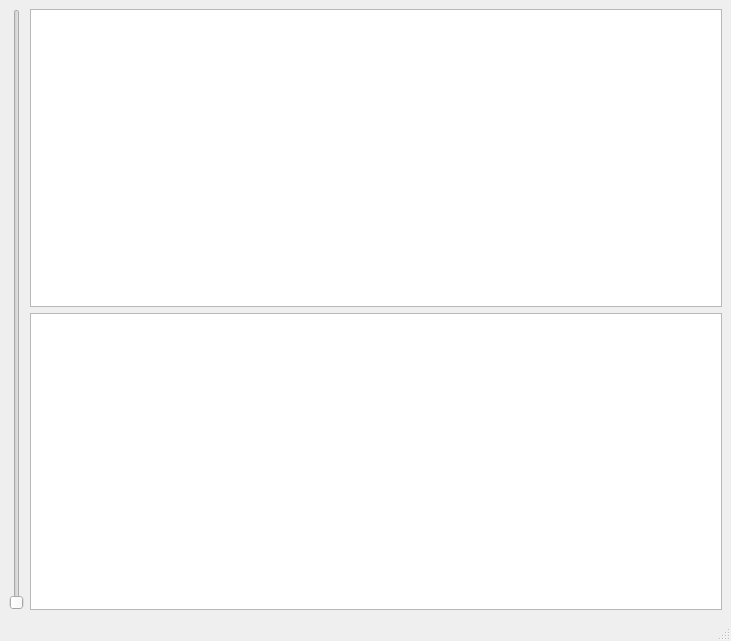
Old version of the form Try1ForGraphics/graphicswindow.ui in the repository Daniil-Kolodich/BSTU_SEM_4_Project_Task_Manadger.
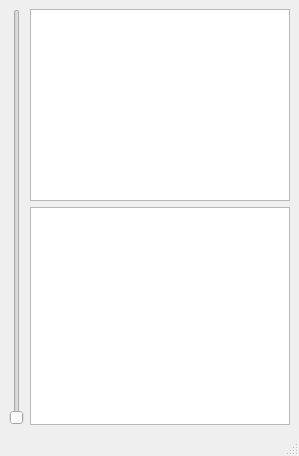
New version of the form.

```diff
--- a/Try1ForGraphics/graphicswindow.ui
+++ b/Try1ForGraphics/graphicswindow.ui
@@ -6,8 +6,8 @@
    <rect>
     <x>0</x>
     <y>0</y>
-    <width>731</width>
-    <height>641</height>
+    <width>299</width>
+    <height>456</height>
    </rect>
   </property>
   <property name="sizePolicy">
@@ -47,8 +47,8 @@
         </property>
         <property name="minimumSize">
          <size>
-          <width>600</width>
-          <height>100</height>
+          <width>30</width>
+          <height>30</height>
          </size>
         </property>
         <property name="maximumSize">
@@ -78,7 +78,34 @@
        </widget>
       </item>
       <item>
-       <widget class="QPlainTextEdit" name="plainTextEdit"/>
+       <widget class="QPlainTextEdit" name="plainTextEdit">
+        <property name="sizePolicy">
+         <sizepolicy hsizetype="Minimum" vsizetype="Minimum">
+          <horstretch>30</horstretch>
+          <verstretch>30</verstretch>
+         </sizepolicy>
+        </property>
+        <property name="minimumSize">
+         <size>
+          <width>20</width>
+          <height>20</height>
+         </size>
+        </property>
+        <property name="maximumSize">
+         <size>
+          <width>1080</width>
+          <height>1920</height>
+         </size>
+        </property>
+        <property name="font">
+         <font>
+          <pointsize>14</pointsize>
+         </font>
+        </property>
+        <property name="inputMethodHints">
+         <set>Qt::ImhMultiLine|Qt::ImhSensitiveData</set>
+        </property>
+       </widget>
       </item>
      </layout>
     </item>
```
Left out of the diff: 2 changed lines with no effect on the pictures.
